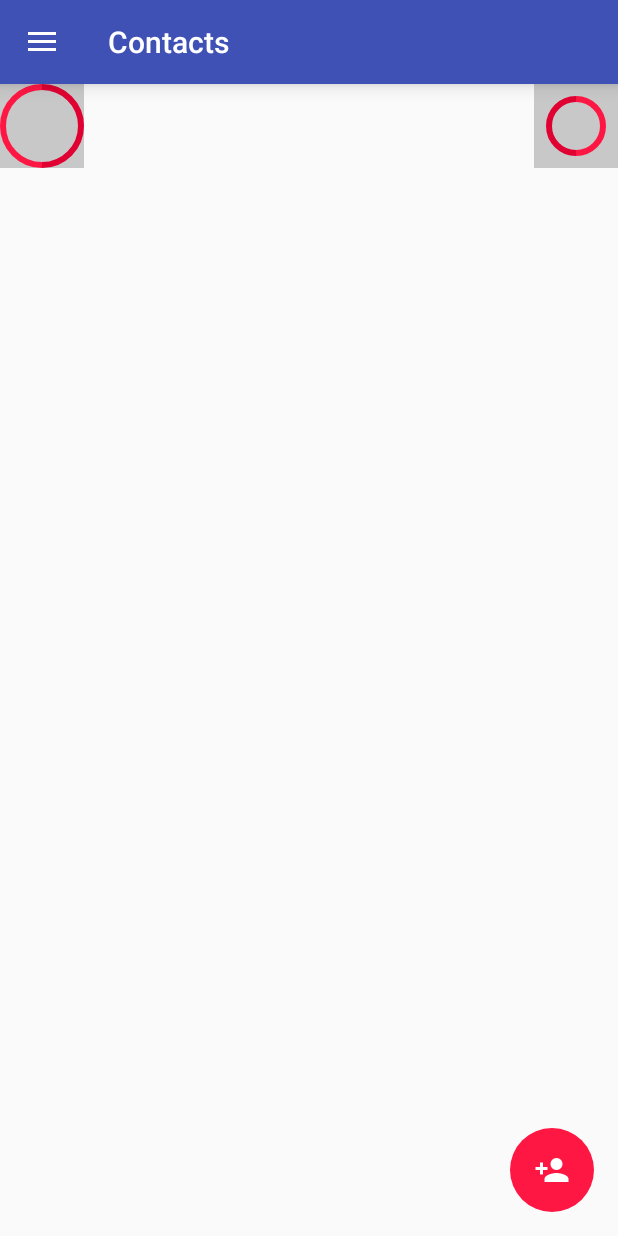
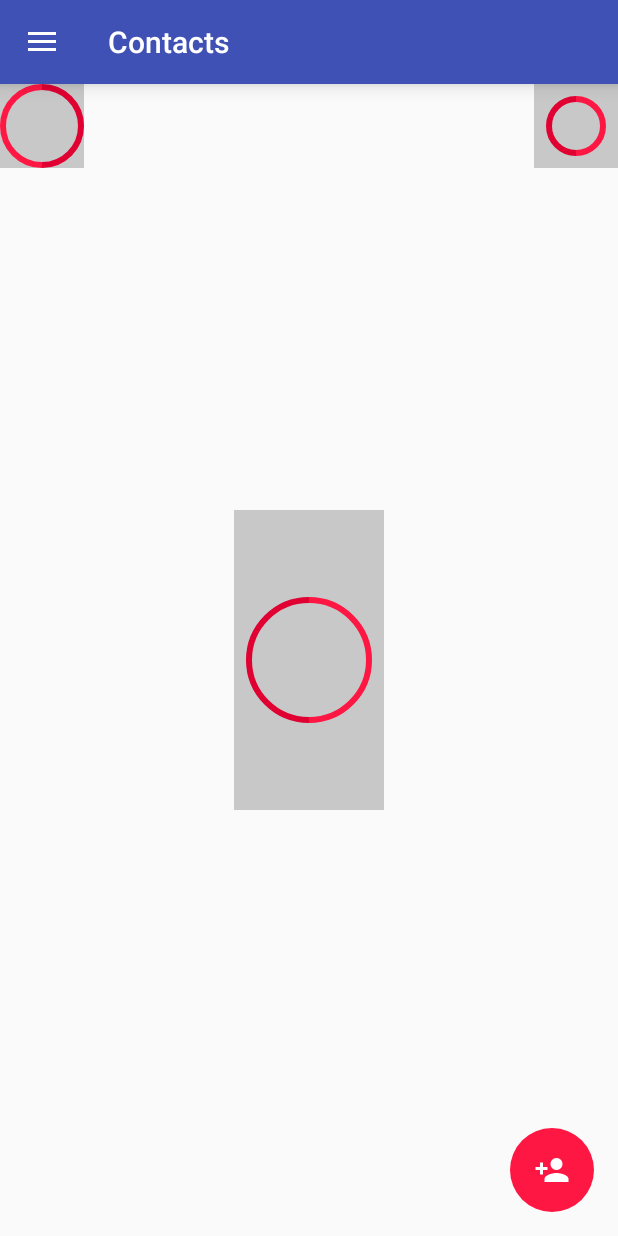
Before and after one commit to DancoAndroidAppDev/H254danco, an Android app: the fragment FloatingActionFragment placed in its activity, on a phone screen of 412 x 824 dp. Run offline under Robolectric (Android 15) with nearby library versions, the phone set to English and light mode, and no system bars.

Commit message:
implement centerInside functionality

```diff
--- a/app/src/main/java/com/example/danco/homework4/h254danco/view/CustomComponent.java
+++ b/app/src/main/java/com/example/danco/homework4/h254danco/view/CustomComponent.java
@@ -8,13 +8,14 @@ import android.graphics.RectF;
 import android.support.v4.view.ViewCompat;
 import android.util.AttributeSet;
 import android.view.View;
+import android.widget.ImageView;
 
 import com.example.danco.homework4.h254danco.R;
 
 /**
  * Created by costd035 on 1/31/15.
  */
-public class CustomComponent extends View {
+public class CustomComponent extends ImageView {
 
     private int leftColor;
     private int rightColor;
@@ -81,15 +82,27 @@ public class CustomComponent extends View {
     @Override
     protected void onSizeChanged(int w, int h, int oldw, int oldh) {
         super.onSizeChanged(w, h, oldw, oldh);
+
         centerHeight = h / 2;
         centerWidth = w / 2;
-        startHorizontal = ViewCompat.getPaddingStart(this);
-        endHorizontal = w - ViewCompat.getPaddingEnd(this);
-        topVertical = getPaddingTop();
-        bottomVertical = h - getPaddingBottom();
+
+        int scale = Math.min(w, h);
+        int horizontalOffset = 0;
+        int verticalOffset = 0;
+        if (w > h) {
+            horizontalOffset = (w - h) / 2;
+        } else if (h > w) {
+            verticalOffset = (h - w) / 2;
+        }
+        startHorizontal = ViewCompat.getPaddingStart(this) + horizontalOffset;
+        endHorizontal = scale - ViewCompat.getPaddingEnd(this) + horizontalOffset;
+        topVertical = getPaddingTop() + verticalOffset;
+        bottomVertical = scale - getPaddingBottom() + verticalOffset;
 
         oval = new RectF(startHorizontal + paintSize/2, topVertical + paintSize/2,
                 endHorizontal - paintSize/2, bottomVertical - paintSize/2);
+
+        super.setScaleType(ScaleType.CENTER_INSIDE);
     }
 
     @Override
@@ -98,8 +111,12 @@ public class CustomComponent extends View {
 
         paint.setColor(leftColor);
         canvas.drawArc(oval, 90, 180, false, paint);
+//        canvas.drawArc(startHorizontal + paintSize/2, topVertical + paintSize/2,
+//                endHorizontal - paintSize/2, bottomVertical - paintSize/2, 90, 180, true, paint);
         paint.setColor(rightColor);
         canvas.drawArc(oval, 270, 180, false, paint);
+//        canvas.drawArc(startHorizontal + paintSize/2, topVertical + paintSize/2,
+//                endHorizontal - paintSize/2, bottomVertical - paintSize/2, 270, 180, true, paint);
     }
 
     /**
--- a/app/src/main/res/layout/fragment_floating_action.xml
+++ b/app/src/main/res/layout/fragment_floating_action.xml
@@ -28,6 +28,17 @@
         app:paintSize="4dp"
         />
 
+    <com.example.danco.homework4.h254danco.view.CustomComponent
+        android:layout_width="100dp"
+        android:layout_height="200dp"
+        android:background="#33000000"
+        android:layout_gravity="center_vertical|center_horizontal"
+        app:leftColor="@color/red_A700"
+        app:rightColor="@color/red_A400"
+        android:padding="8dp"
+        app:paintSize="4dp"
+        />
+
     <ImageView
         android:id="@+id/floatingActionImageView"
         android:layout_width="56dp"
```
